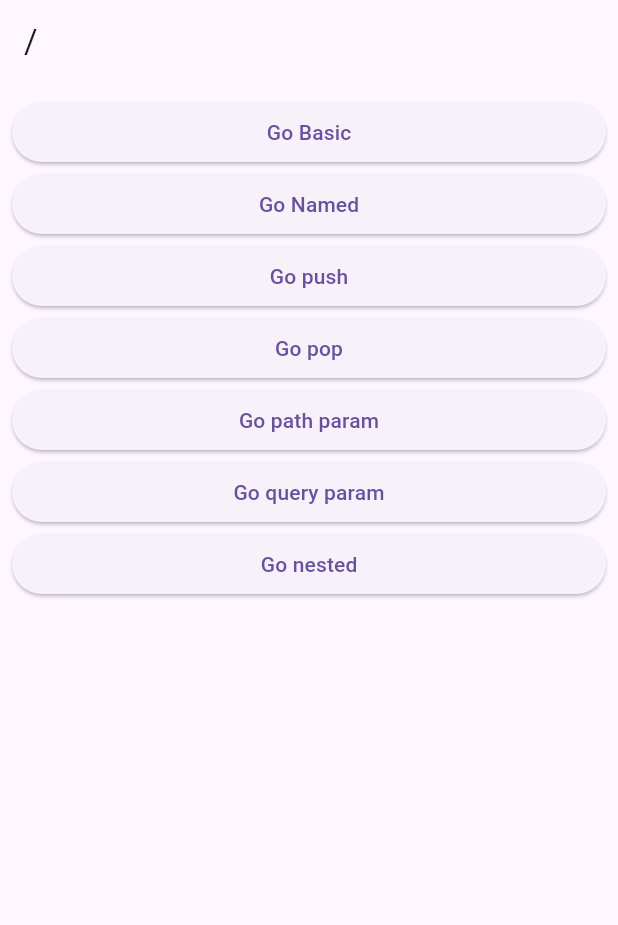
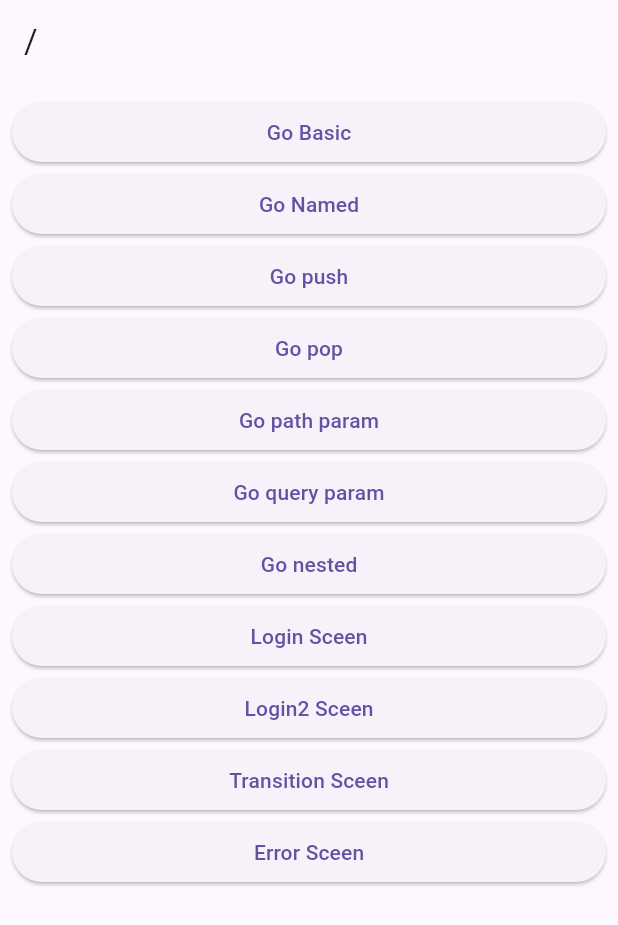
Before and after one commit to sangsang0114/go_router_practice, a Flutter app: the screen it shows after launch, on a phone screen of 412 x 824 dp. Shown: the top 925 px of the screen. Run offline on Flutter 3.47's test engine with Material 3 defaults, Android fonts, the phone set to English and light mode, and no system bars; our stand-ins replace go_router.

Commit message:
redirection, transition, error, logging

```diff
--- a/lib/route/router.dart
+++ b/lib/route/router.dart
@@ -1,4 +1,8 @@
+import 'package:flutter/cupertino.dart';
 import 'package:go_router/go_router.dart';
+import 'package:go_router_practice/screens/10_transition_screen_1.dart';
+import 'package:go_router_practice/screens/10_transition_screen_2.dart';
+import 'package:go_router_practice/screens/11_error_screen.dart';
 import 'package:go_router_practice/screens/1_basic_screen.dart';
 import 'package:go_router_practice/screens/2_named_screen.dart';
 import 'package:go_router_practice/screens/3_push_screen.dart';
@@ -8,9 +12,20 @@ import 'package:go_router_practice/screens/6_path_param_screen.dart';
 import 'package:go_router_practice/screens/7_query_parameter_screen.dart';
 import 'package:go_router_practice/screens/8_nested_child_screen.dart';
 import 'package:go_router_practice/screens/8_nested_screen.dart';
+import 'package:go_router_practice/screens/9_login_screen.dart';
+import 'package:go_router_practice/screens/9_private_screen.dart';
 import 'package:go_router_practice/screens/root_screen.dart';
 
+bool authState = false;
+
 final router = GoRouter(
+  redirect: (context, state) {
+    if (state.location == '/login/private' && authState == false) {
+      return '/login'; //해당 라우트로 이동
+      // return null; // 원래 이동하려던 라우트로 이동한다.
+    }
+    return null;
+  },
   routes: [
     GoRoute(
       path: '/',
@@ -105,8 +120,68 @@ final router = GoRouter(
               ),
             ),
           ],
-        )
+        ),
+        GoRoute(
+          path: 'login',
+          builder: (context, state) {
+            return LoginScreen();
+          },
+          routes: [
+            GoRoute(path: 'private', builder: (_, state) => PrivateScreen())
+          ],
+        ),
+        GoRoute(
+          path: 'login2',
+          builder: (context, state) {
+            return LoginScreen();
+          },
+          routes: [
+            GoRoute(
+                path: 'private',
+                builder: (_, state) => PrivateScreen(),
+                redirect: (context, state) {
+                  if (!authState) {
+                    return '/login2';
+                  } else {
+                    return null;
+                  }
+                })
+          ],
+        ),
+        GoRoute(
+          path: 'transition',
+          builder: (context, state) {
+            return TransitionScreenOne();
+          },
+          routes: [
+            GoRoute(
+              path: 'detail',
+              pageBuilder: (_, state) => CustomTransitionPage(
+                transitionDuration: Duration(seconds: 3),
+                transitionsBuilder:
+                    (context, animation, secondaryAnimation, child) {
+                  return RotationTransition(
+                    turns: animation,
+                    child: child,
+                  );
+                  // return ScaleTransition(
+                  //   scale: animation,
+                  //   child: child,
+                  // );
+
+                  // return FadeTransition(
+                  //   opacity: animation,
+                  //   child: child,
+                  // );
+                },
+                child: TransitionScreenTwo(),
+              ),
+            )
+          ],
+        ),
       ],
     ),
   ],
+  errorBuilder: (context, state) => ErrorScreen(error: state.error.toString()),
+  debugLogDiagnostics: true,
 );
--- a/lib/screens/root_screen.dart
+++ b/lib/screens/root_screen.dart
@@ -60,6 +60,30 @@ class RootScreen extends StatelessWidget {
             },
             child: Text('Go nested'),
           ),
+          ElevatedButton(
+            onPressed: () {
+              context.go('/login');
+            },
+            child: Text('Login Sceen'),
+          ),
+          ElevatedButton(
+            onPressed: () {
+              context.go('/login2');
+            },
+            child: Text('Login2 Sceen'),
+          ),
+          ElevatedButton(
+            onPressed: () {
+              context.go('/transition');
+            },
+            child: Text('Transition Sceen'),
+          ),
+          ElevatedButton(
+            onPressed: () {
+              context.go('/error');
+            },
+            child: Text('Error Sceen'),
+          ),
         ],
       ),
     );
```
Also changed, not shown: lib/screens/10_transition_screen_1.dart (added, +26 -0 lines), lib/screens/10_transition_screen_2.dart (added, +26 -0 lines), lib/screens/11_error_screen.dart (added, +33 -0 lines), lib/screens/9_login_screen.dart (added, +46 -0 lines), lib/screens/9_private_screen.dart (added, +15 -0 lines).
